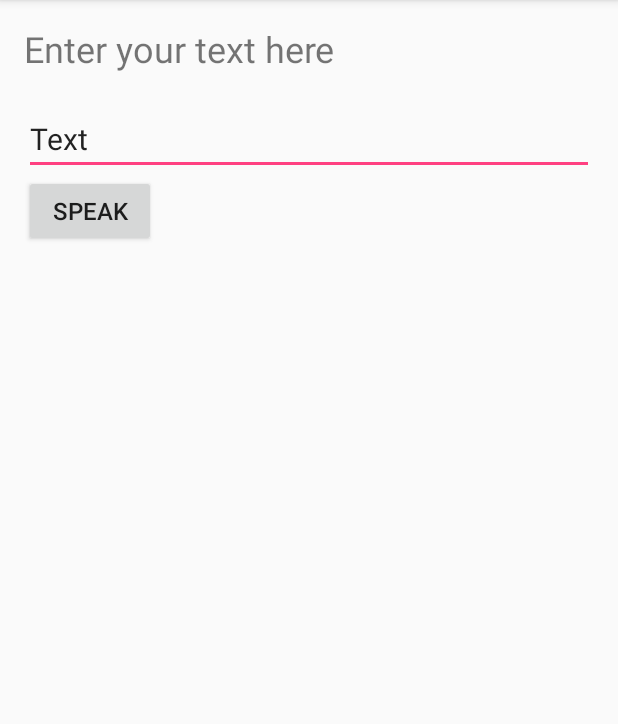
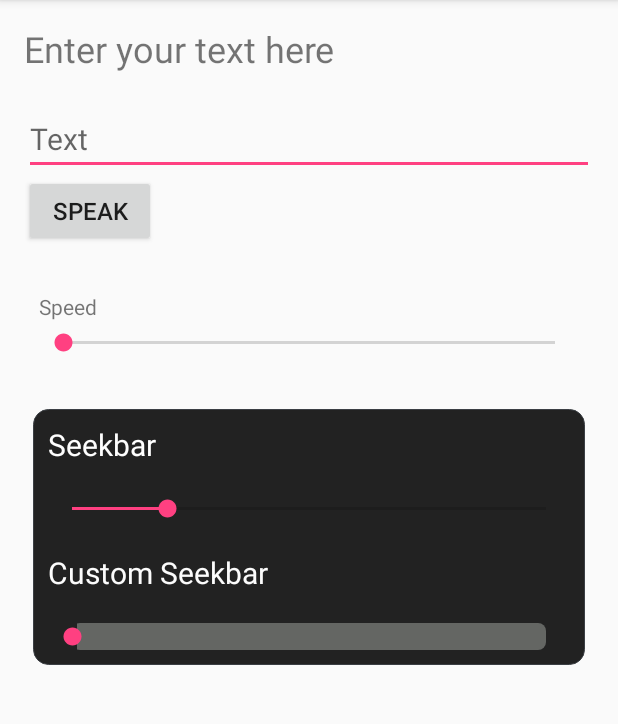
Before and after one commit to CalPolyAppDevClub/Talker, an Android app: the screen it shows after launch (MainActivity), on a phone screen of 412 x 824 dp, the part 84-808 px from its top. Run offline under Robolectric (Android 15) with nearby library versions, the phone set to English and light mode, and no system bars.

Commit message:
Update the files and layout

```diff
--- /dev/null
+++ b/app/src/main/res/drawable/background_view_rounded_single.xml
@@ -0,0 +1,20 @@
+<?xml version="1.0" encoding="UTF-8"?>
+<inset android:insetLeft="1.0px" android:insetRight="1.0px" android:insetTop="0.0px" android:insetBottom="1.0px"
+    xmlns:android="http://schemas.android.com/apk/res/android">
+    <selector>
+        <item android:state_pressed="true">
+            <shape>
+                <gradient android:startColor="@color/rounded_container_bg" android:endColor="@color/rounded_container_bg" android:angle="270.0" />
+                <corners android:radius="11.0dip" />
+            </shape>
+        </item>
+        <item>
+            <shape>
+                <stroke android:width="1.0px" android:color="@color/rounded_container_border" />
+                <gradient android:startColor="@color/rounded_container_bg" android:endColor="@color/rounded_container_bg" android:angle="270.0" />
+                <corners android:radius="10.0dip" />
+
+            </shape>
+        </item>
+    </selector>
+</inset>
--- /dev/null
+++ b/app/src/main/res/drawable/progressbar.xml
@@ -0,0 +1,39 @@
+<?xml version="1.0" encoding="utf-8"?>
+<layer-list xmlns:android="http://schemas.android.com/apk/res/android" >
+
+    <item android:id="@android:id/background">
+        <shape android:shape="rectangle" >
+            <corners android:radius="5dp" />
+
+            <gradient
+                android:angle="270"
+                android:endColor="@color/light_gray_header_color"
+                android:startColor="@color/light_gray_header_color" />
+        </shape>
+    </item>
+    <item android:id="@android:id/secondaryProgress">
+        <clip>
+            <shape android:shape="rectangle" >
+                <corners android:radius="5dp" />
+
+                <gradient
+                    android:angle="270"
+                    android:endColor="#00996a"
+                    android:startColor="#00d190" />
+            </shape>
+        </clip>
+    </item>
+    <item android:id="@android:id/progress">
+        <clip>
+            <shape android:shape="rectangle" >
+                <corners android:radius="5dp" />
+
+                <gradient
+                    android:angle="270"
+                    android:endColor="#00996a"
+                    android:startColor="#00d190" />
+            </shape>
+        </clip>
+    </item>
+
+</layer-list>
--- a/app/src/main/res/layout/activity_main.xml
+++ b/app/src/main/res/layout/activity_main.xml
@@ -21,7 +21,7 @@
     <EditText
         android:layout_width="match_parent"
         android:layout_height="wrap_content"
-        android:text="Text"
+        android:hint="Text"
         android:textSize="20dp"
         android:id="@+id/enter_text"/>
 
@@ -32,4 +32,65 @@
         android:textSize="16dp"
         android:id="@+id/button_speak"/>
 
+    <LinearLayout
+        android:layout_marginTop="20dp"
+        android:layout_marginBottom="20dp"
+        android:padding="10dp"
+        android:layout_width="match_parent"
+        android:layout_height="wrap_content"
+        android:orientation="vertical">
+        <TextView
+            android:layout_width="wrap_content"
+            android:layout_height="wrap_content"
+            android:text="Speed"/>
+        <SeekBar
+            android:layout_marginTop="5dp"
+            android:layout_width="match_parent"
+            android:layout_height="wrap_content"
+            android:id="@+id/seek_bar_speed"/>
+    </LinearLayout>
+
+    <LinearLayout
+        android:layout_width="fill_parent"
+        android:layout_height="wrap_content"
+        android:layout_margin="5dp"
+        android:background="@drawable/background_view_rounded_single"
+        android:orientation="vertical"
+        android:visibility="visible" >
+
+        <TextView
+            android:layout_width="wrap_content"
+            android:layout_height="wrap_content"
+            android:padding="10dp"
+            android:text="Seekbar"
+            android:textColor="#ffffff"
+            android:textSize="20sp" />
+
+        <SeekBar
+            android:id="@+id/seek1"
+            android:layout_width="fill_parent"
+            android:layout_height="wrap_content"
+            android:layout_margin="10dp"
+            android:progress="20"
+            android:secondaryProgress="20" />
+
+        <TextView
+            android:layout_width="wrap_content"
+            android:layout_height="wrap_content"
+            android:padding="10dp"
+            android:text="Custom Seekbar"
+            android:textColor="#fcfcfc"
+            android:textSize="20sp" />
+
+        <SeekBar
+            android:id="@+id/volume_bar"
+            android:layout_width="fill_parent"
+            android:layout_height="wrap_content"
+            android:layout_margin="10dp"
+            android:max="100"
+            android:progress="0"
+            android:progressDrawable="@drawable/progressbar"
+            android:secondaryProgress="0" />
+    </LinearLayout>
+
 </LinearLayout>
--- a/app/src/main/res/values/colors.xml
+++ b/app/src/main/res/values/colors.xml
@@ -3,4 +3,11 @@
     <color name="colorPrimary">#3F51B5</color>
     <color name="colorPrimaryDark">#303F9F</color>
     <color name="colorAccent">#FF4081</color>
+
+
+    <color name="default_screen_bg">#f9f9f9</color>
+    <color name="rounded_container_bg">#222222</color>
+    <color name="rounded_container_border">#3b3f44</color>
+    <color name="light_gray_header_color">#646663</color>
+
 </resources>
```
